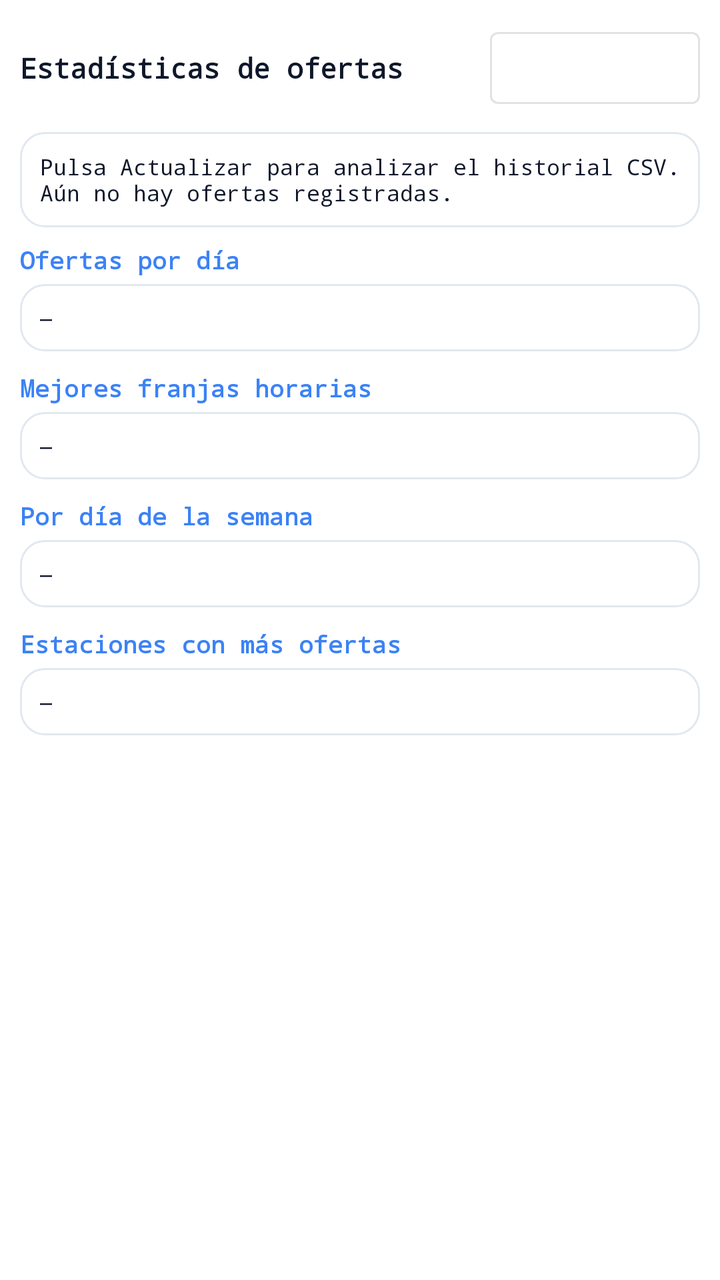
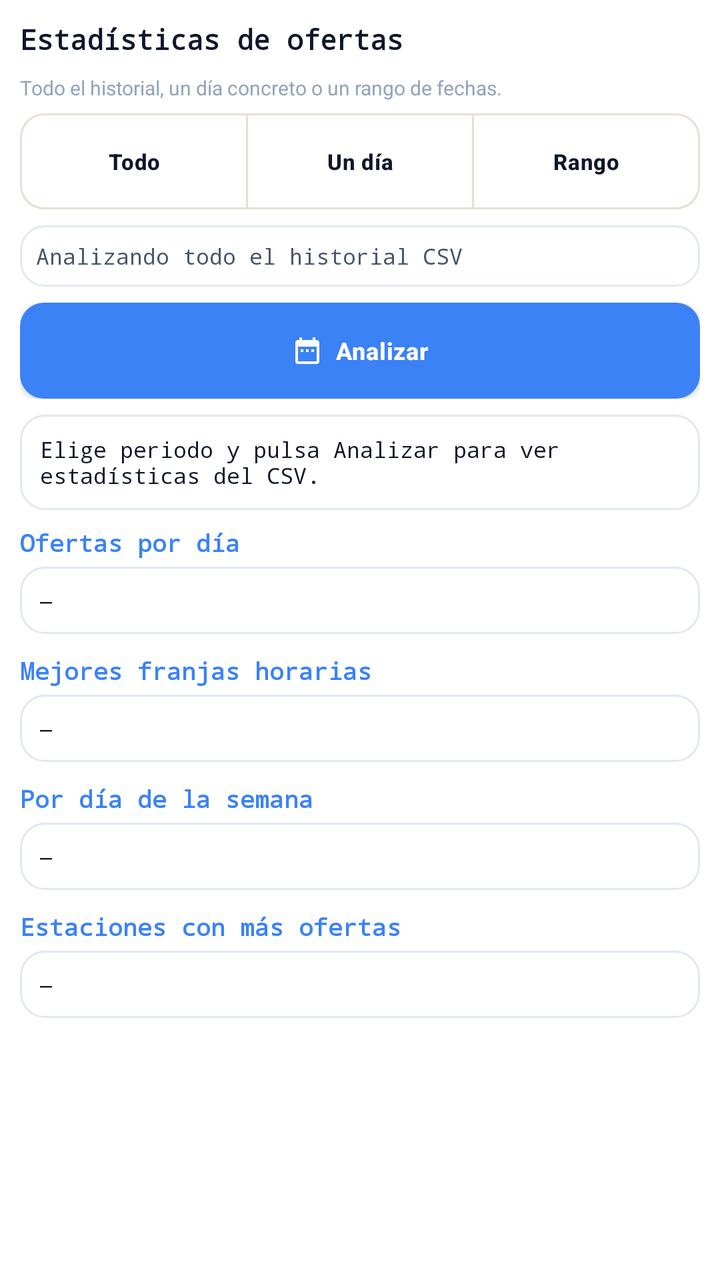

Two renders of the same Android screen: before a commit and after it. Below are the layout's source before the change and the commit's diff.
<!-- AndroidManifest.xml: application theme AppTheme -->
<!-- res/layout/fragment_offer_stats.xml -->
<?xml version="1.0" encoding="utf-8"?>
<ScrollView xmlns:android="http://schemas.android.com/apk/res/android"
    xmlns:app="http://schemas.android.com/apk/res-auto"
    android:layout_width="match_parent"
    android:layout_height="match_parent"
    android:background="@color/bg_page"
    android:fillViewport="true">

    <LinearLayout
        android:layout_width="match_parent"
        android:layout_height="wrap_content"
        android:orientation="vertical"
        android:padding="10dp">

        <LinearLayout
            android:layout_width="match_parent"
            android:layout_height="wrap_content"
            android:orientation="horizontal"
            android:gravity="center_vertical"
            android:layout_marginBottom="8dp">

            <TextView
                android:layout_width="0dp"
                android:layout_height="wrap_content"
                android:layout_weight="1"
                android:text="@string/offer_stats_title"
                android:textColor="@color/text_primary"
                android:textSize="14sp"
                android:textStyle="bold"
                android:fontFamily="monospace" />

            <com.google.android.material.button.MaterialButton
                android:id="@+id/btnRefreshOfferStats"
                style="@style/Widget.MaterialComponents.Button.OutlinedButton"
                android:layout_width="wrap_content"
                android:layout_height="wrap_content"
                android:text="@string/offer_stats_refresh"
                android:textSize="11sp"
                app:icon="@drawable/ic_hist_calendar"
                app:iconSize="16dp" />
        </LinearLayout>

        <TextView
            android:id="@+id/tvOfferStatsSummary"
            android:layout_width="match_parent"
            android:layout_height="wrap_content"
            android:background="@drawable/stat_card"
            android:padding="10dp"
            android:text="@string/offer_stats_empty"
            android:textColor="@color/text_primary"
            android:textSize="11sp"
            android:fontFamily="monospace"
            android:layout_marginBottom="8dp" />

        <TextView
            android:layout_width="match_parent"
            android:layout_height="wrap_content"
            android:text="@string/offer_stats_daily_header"
            android:textColor="@color/accent_teal"
            android:textSize="12sp"
            android:textStyle="bold"
            android:fontFamily="monospace"
            android:layout_marginBottom="4dp" />

        <TextView
            android:id="@+id/tvOfferStatsDaily"
            android:layout_width="match_parent"
            android:layout_height="wrap_content"
            android:background="@drawable/stat_card"
            android:padding="10dp"
            android:text="—"
            android:textColor="@color/text_primary"
            android:textSize="10sp"
            android:fontFamily="monospace"
            android:layout_marginBottom="10dp" />

        <TextView
            android:layout_width="match_parent"
            android:layout_height="wrap_content"
            android:text="@string/offer_stats_hourly_header"
            android:textColor="@color/accent_teal"
            android:textSize="12sp"
            android:textStyle="bold"
            android:fontFamily="monospace"
            android:layout_marginBottom="4dp" />

        <TextView
            android:id="@+id/tvOfferStatsHourly"
            android:layout_width="match_parent"
            android:layout_height="wrap_content"
            android:background="@drawable/stat_card"
            android:padding="10dp"
            android:text="—"
            android:textColor="@color/text_primary"
            android:textSize="10sp"
            android:fontFamily="monospace"
            android:layout_marginBottom="10dp" />

        <TextView
            android:layout_width="match_parent"
            android:layout_height="wrap_content"
            android:text="@string/offer_stats_weekday_header"
            android:textColor="@color/accent_teal"
            android:textSize="12sp"
            android:textStyle="bold"
            android:fontFamily="monospace"
            android:layout_marginBottom="4dp" />

        <TextView
            android:id="@+id/tvOfferStatsWeekday"
            android:layout_width="match_parent"
            android:layout_height="wrap_content"
            android:background="@drawable/stat_card"
            android:padding="10dp"
            android:text="—"
            android:textColor="@color/text_primary"
            android:textSize="10sp"
            android:fontFamily="monospace"
            android:layout_marginBottom="10dp" />

        <TextView
            android:layout_width="match_parent"
            android:layout_height="wrap_content"
            android:text="@string/offer_stats_stations_header"
            android:textColor="@color/accent_teal"
            android:textSize="12sp"
            android:textStyle="bold"
            android:fontFamily="monospace"
            android:layout_marginBottom="4dp" />

        <TextView
            android:id="@+id/tvOfferStatsStations"
            android:layout_width="match_parent"
            android:layout_height="wrap_content"
            android:background="@drawable/stat_card"
            android:padding="10dp"
            android:text="—"
            android:textColor="@color/text_primary"
            android:textSize="10sp"
            android:fontFamily="monospace" />

    </LinearLayout>
</ScrollView>
<!-- resources referenced by this layout -->
<resources>
  <color name="accent_teal">#3B82F6</color>
  <color name="bg_page">#FFFFFF</color>
  <color name="text_primary">#0F172A</color>
  <!-- drawable stat_card (drawable) -->
  <?xml version="1.0" encoding="utf-8"?>
  <shape xmlns:android="http://schemas.android.com/apk/res/android">
      <solid android:color="@color/bg_card"/>
      <stroke android:width="1dp" android:color="@color/border_subtle"/>
      <corners android:radius="12dp"/>
  </shape>
  <string name="offer_stats_daily_header">Ofertas por día</string>
  <string name="offer_stats_empty">Pulsa Actualizar para analizar el historial CSV. Aún no hay ofertas registradas.</string>
  <string name="offer_stats_hourly_header">Mejores franjas horarias</string>
  <string name="offer_stats_refresh">Actualizar</string>
  <string name="offer_stats_stations_header">Estaciones con más ofertas</string>
  <string name="offer_stats_title">Estadísticas de ofertas</string>
  <string name="offer_stats_weekday_header">Por día de la semana</string>
  <color name="bg_card">#FFFFFF</color>
  <color name="border_subtle">#E2E8F0</color>
  <color name="colorPrimary">#FFFFFF</color>
  <color name="colorPrimaryDark">#FFFFFF</color>
  <color name="colorAccent">#3B82F6</color>
  <color name="text_secondary">#475569</color>
  <style name="SparkSwitch" parent="Widget.MaterialComponents.CompoundButton.Switch">
          <item name="thumbTint">@color/header_switch_thumb</item>
          <item name="trackTint">@color/switch_track_selector</item>
      </style>
  <style name="PichiXTextInputLayout" parent="Widget.MaterialComponents.TextInputLayout.OutlinedBox">
          <item name="boxBackgroundColor">@color/bg_input</item>
          <item name="boxStrokeColor">@color/border_input</item>
          <item name="hintTextColor">@color/text_secondary</item>
          <item name="android:textColorHint">@color/text_hint</item>
      </style>
  <color name="button_primary_bg">#3B82F6</color>
  <color name="button_primary_text">#FFFFFF</color>
  <style name="SparkAlertDialogTitle" parent="MaterialAlertDialog.MaterialComponents.Title.Text">
          <item name="android:textColor">@color/text_primary</item>
      </style>
  <style name="SparkAlertDialogBody" parent="MaterialAlertDialog.MaterialComponents.Body.Text">
          <item name="android:textColor">@color/text_secondary</item>
      </style>
  <style name="SparkAlertDialogButton" parent="Widget.MaterialComponents.Button.TextButton.Dialog">
          <item name="android:textColor">@color/colorAccent</item>
          <item name="rippleColor">@color/sidebar_ripple</item>
      </style>
  <color name="bg_input">#FFF8F0</color>
  <color name="border_input">#E8DFD4</color>
  <color name="text_hint">#94A3B8</color>
  <color name="sidebar_ripple">#1A3B82F6</color>
  <!-- unchanged entries left out for length: 4 -->
</resources>

<!-- the commit's change to res/layout/fragment_offer_stats.xml (unified diff, before → after) -->
@@ -12,6 +12,73 @@
         android:orientation="vertical"
         android:padding="10dp">
 
+        <TextView
+            android:layout_width="match_parent"
+            android:layout_height="wrap_content"
+            android:text="@string/offer_stats_title"
+            android:textColor="@color/text_primary"
+            android:textSize="14sp"
+            android:textStyle="bold"
+            android:fontFamily="monospace"
+            android:layout_marginBottom="8dp" />
+
+        <TextView
+            android:layout_width="match_parent"
+            android:layout_height="wrap_content"
+            android:text="@string/offer_stats_range_hint"
+            android:textColor="@color/text_hint"
+            android:textSize="10sp"
+            android:layout_marginBottom="6dp" />
+
+        <com.google.android.material.button.MaterialButtonToggleGroup
+            android:id="@+id/toggleOfferStatsRange"
+            android:layout_width="match_parent"
+            android:layout_height="wrap_content"
+            android:layout_marginBottom="8dp"
+            app:singleSelection="true"
+            app:selectionRequired="true">
+
+            <com.google.android.material.button.MaterialButton
+                android:id="@+id/btnStatsRangeAll"
+                style="@style/SparkButtonSecondary"
+                android:layout_width="0dp"
+                android:layout_height="wrap_content"
+                android:layout_weight="1"
+                android:text="@string/offer_stats_range_all"
+                android:textSize="11sp"
+                android:checked="true" />
+
+            <com.google.android.material.button.MaterialButton
+                android:id="@+id/btnStatsRangeDay"
+                style="@style/SparkButtonSecondary"
+                android:layout_width="0dp"
+                android:layout_height="wrap_content"
+                android:layout_weight="1"
+                android:text="@string/offer_stats_range_day"
+                android:textSize="11sp" />
+
+            <com.google.android.material.button.MaterialButton
+                android:id="@+id/btnStatsRangePeriod"
+                style="@style/SparkButtonSecondary"
+                android:layout_width="0dp"
+                android:layout_height="wrap_content"
+                android:layout_weight="1"
+                android:text="@string/offer_stats_range_period"
+                android:textSize="11sp" />
+        </com.google.android.material.button.MaterialButtonToggleGroup>
+
+        <TextView
+            android:id="@+id/tvOfferStatsRangeLabel"
+            android:layout_width="match_parent"
+            android:layout_height="wrap_content"
+            android:background="@drawable/stat_card"
+            android:padding="8dp"
+            android:text="@string/offer_stats_range_all_label"
+            android:textColor="@color/text_secondary"
+            android:textSize="11sp"
+            android:fontFamily="monospace"
+            android:layout_marginBottom="8dp" />
+
         <LinearLayout
             android:layout_width="match_parent"
             android:layout_height="wrap_content"
@@ -19,25 +86,35 @@
             android:gravity="center_vertical"
             android:layout_marginBottom="8dp">
 
-            <TextView
-                android:layout_width="0dp"
-                android:layout_height="wrap_content"
-                android:layout_weight="1"
-                android:text="@string/offer_stats_title"
-                android:textColor="@color/text_primary"
-                android:textSize="14sp"
-                android:textStyle="bold"
-                android:fontFamily="monospace" />
+            <com.google.android.material.button.MaterialButton
+                android:id="@+id/btnPickOfferStatsDate"
+                style="@style/SparkButtonSecondary"
+                android:layout_width="0dp"
+                android:layout_height="wrap_content"
+                android:layout_weight="1"
+                android:layout_marginEnd="6dp"
+                android:text="@string/offer_stats_pick_day"
+                android:textSize="11sp"
+                android:visibility="gone"
+                app:icon="@drawable/ic_hist_calendar"
+                app:iconGravity="textStart"
+                app:iconPadding="6dp"
+                app:iconSize="16dp"
+                app:iconTint="@color/text_primary" />
 
             <com.google.android.material.button.MaterialButton
                 android:id="@+id/btnRefreshOfferStats"
-                style="@style/Widget.MaterialComponents.Button.OutlinedButton"
-                android:layout_width="wrap_content"
-                android:layout_height="wrap_content"
-                android:text="@string/offer_stats_refresh"
-                android:textSize="11sp"
+                style="@style/SparkButtonPrimary"
+                android:layout_width="0dp"
+                android:layout_height="wrap_content"
+                android:layout_weight="1"
+                android:text="@string/offer_stats_analyze"
+                android:textSize="12sp"
                 app:icon="@drawable/ic_hist_calendar"
-                app:iconSize="16dp" />
+                app:iconGravity="textStart"
+                app:iconPadding="6dp"
+                app:iconSize="16dp"
+                app:iconTint="@color/button_primary_text" />
         </LinearLayout>
 
         <TextView
@@ -53,6 +130,7 @@
             android:layout_marginBottom="8dp" />
 
         <TextView
+            android:id="@+id/tvOfferStatsDailyHeader"
             android:layout_width="match_parent"
             android:layout_height="wrap_content"
             android:text="@string/offer_stats_daily_header"
@@ -97,6 +175,7 @@
             android:layout_marginBottom="10dp" />
 
         <TextView
+            android:id="@+id/tvOfferStatsWeekdayHeader"
             android:layout_width="match_parent"
             android:layout_height="wrap_content"
             android:text="@string/offer_stats_weekday_header"
<!-- resource entries referenced after the edit -->
@@ -10,13 +10,32 @@
       <stroke android:width="1dp" android:color="@color/border_subtle"/>
       <corners android:radius="12dp"/>
   </shape>
+  <string name="offer_stats_analyze">Analizar</string>
   <string name="offer_stats_daily_header">Ofertas por día</string>
-  <string name="offer_stats_empty">Pulsa Actualizar para analizar el historial CSV. Aún no hay ofertas registradas.</string>
+  <string name="offer_stats_empty">Elige periodo y pulsa Analizar para ver estadísticas del CSV.</string>
   <string name="offer_stats_hourly_header">Mejores franjas horarias</string>
-  <string name="offer_stats_refresh">Actualizar</string>
+  <string name="offer_stats_pick_day">Elegir día</string>
+  <string name="offer_stats_range_all">Todo</string>
+  <string name="offer_stats_range_all_label">Analizando todo el historial CSV</string>
+  <string name="offer_stats_range_day">Un día</string>
+  <string name="offer_stats_range_hint">Todo el historial, un día concreto o un rango de fechas.</string>
+  <string name="offer_stats_range_period">Rango</string>
   <string name="offer_stats_stations_header">Estaciones con más ofertas</string>
   <string name="offer_stats_title">Estadísticas de ofertas</string>
   <string name="offer_stats_weekday_header">Por día de la semana</string>
+  <style name="SparkButtonSecondary" parent="Widget.MaterialComponents.Button.OutlinedButton">
+          <item name="android:minHeight">48dp</item>
+          <item name="android:paddingTop">12dp</item>
+          <item name="android:paddingBottom">12dp</item>
+          <item name="android:textSize">14sp</item>
+          <item name="cornerRadius">12dp</item>
+          <item name="strokeWidth">1dp</item>
+          <item name="strokeColor">@color/border_input</item>
+          <item name="android:textColor">@color/text_primary</item>
+          <item name="android:textAllCaps">false</item>
+          <item name="android:insetTop">0dp</item>
+          <item name="android:insetBottom">0dp</item>
+      </style>
   <color name="bg_card">#FFFFFF</color>
   <color name="border_subtle">#E2E8F0</color>
   <color name="colorPrimary">#FFFFFF</color>
